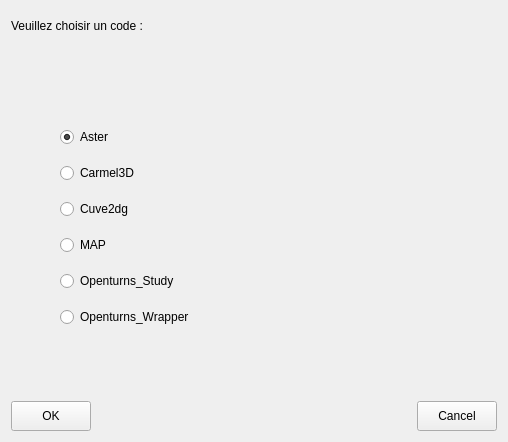
The window that UiQT4/desChoixCode.ui (SalomePlatform/eficas_tools) describes before a commit, drawn with Qt 5.
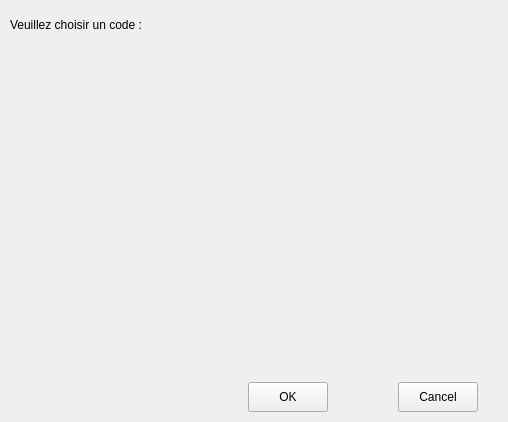
The same window after the commit.

Patch:
```diff
--- a/UiQT4/desChoixCode.ui
+++ b/UiQT4/desChoixCode.ui
@@ -7,196 +7,36 @@
     <x>0</x>
     <y>0</y>
     <width>508</width>
-    <height>442</height>
+    <height>422</height>
    </rect>
   </property>
   <property name="windowTitle">
    <string>Choix du code</string>
   </property>
-  <layout class="QGridLayout" name="gridLayout_2">
-   <item row="0" column="0" colspan="2">
-    <layout class="QHBoxLayout" name="horizontalLayout">
-     <item>
-      <widget class="QLabel" name="label_choix">
-       <property name="minimumSize">
-        <size>
-         <width>0</width>
-         <height>30</height>
-        </size>
-       </property>
-       <property name="text">
-        <string>Veuillez choisir un code :</string>
-       </property>
-      </widget>
-     </item>
-     <item>
-      <spacer name="horizontalSpacer">
-       <property name="orientation">
-        <enum>Qt::Horizontal</enum>
-       </property>
-       <property name="sizeHint" stdset="0">
-        <size>
-         <width>40</width>
-         <height>20</height>
-        </size>
-       </property>
-      </spacer>
-     </item>
-    </layout>
-   </item>
-   <item row="1" column="0">
-    <spacer name="verticalSpacer_2">
-     <property name="orientation">
-      <enum>Qt::Vertical</enum>
-     </property>
-     <property name="sizeType">
-      <enum>QSizePolicy::Preferred</enum>
-     </property>
-     <property name="sizeHint" stdset="0">
-      <size>
-       <width>20</width>
-       <height>70</height>
-      </size>
-     </property>
-    </spacer>
-   </item>
-   <item row="2" column="0" colspan="2">
+  <widget class="QWidget" name="layoutWidget">
+   <property name="geometry">
+    <rect>
+     <x>0</x>
+     <y>380</y>
+     <width>478</width>
+     <height>34</height>
+    </rect>
+   </property>
     <layout class="QGridLayout" name="gridLayout">
      <item row="0" column="0">
       <spacer name="horizontalSpacer_3">
        <property name="orientation">
         <enum>Qt::Horizontal</enum>
        </property>
-       <property name="sizeType">
-        <enum>QSizePolicy::Preferred</enum>
-       </property>
        <property name="sizeHint" stdset="0">
         <size>
-         <width>40</width>
+        <width>248</width>
          <height>20</height>
         </size>
        </property>
       </spacer>
      </item>
      <item row="0" column="1">
-      <widget class="QWidget" name="widget" native="true">
-       <layout class="QVBoxLayout" name="verticalLayout">
-        <item>
-         <widget class="QRadioButton" name="rB_Aster">
-          <property name="minimumSize">
-           <size>
-            <width>0</width>
-            <height>30</height>
-           </size>
-          </property>
-          <property name="text">
-           <string>Aster</string>
-          </property>
-          <property name="checked">
-           <bool>true</bool>
-          </property>
-         </widget>
-        </item>
-        <item>
-         <widget class="QRadioButton" name="rB_Carmel3D">
-          <property name="minimumSize">
-           <size>
-            <width>0</width>
-            <height>30</height>
-           </size>
-          </property>
-          <property name="text">
-           <string>Carmel3D</string>
-          </property>
-         </widget>
-        </item>
-        <item>
-         <widget class="QRadioButton" name="rB_Cuve2dg">
-          <property name="minimumSize">
-           <size>
-            <width>0</width>
-            <height>30</height>
-           </size>
-          </property>
-          <property name="text">
-           <string>Cuve2dg</string>
-          </property>
-         </widget>
-        </item>
-        <item>
-         <widget class="QRadioButton" name="rB_MAP">
-          <property name="minimumSize">
-           <size>
-            <width>0</width>
-            <height>30</height>
-           </size>
-          </property>
-          <property name="text">
-           <string>MAP</string>
-          </property>
-         </widget>
-        </item>
-        <item>
-         <widget class="QRadioButton" name="rB_Openturns_Study">
-          <property name="minimumSize">
-           <size>
-            <width>0</width>
-            <height>30</height>
-           </size>
-          </property>
-          <property name="text">
-           <string>Openturns_Study</string>
-          </property>
-         </widget>
-        </item>
-        <item>
-         <widget class="QRadioButton" name="rB_Openturns_Wrapper">
-          <property name="minimumSize">
-           <size>
-            <width>0</width>
-            <height>30</height>
-           </size>
-          </property>
-          <property name="text">
-           <string>Openturns_Wrapper</string>
-          </property>
-         </widget>
-        </item>
-       </layout>
-      </widget>
-     </item>
-     <item row="0" column="2">
-      <spacer name="horizontalSpacer_4">
-       <property name="orientation">
-        <enum>Qt::Horizontal</enum>
-       </property>
-       <property name="sizeHint" stdset="0">
-        <size>
-         <width>40</width>
-         <height>20</height>
-        </size>
-       </property>
-      </spacer>
-     </item>
-    </layout>
-   </item>
-   <item row="3" column="1">
-    <spacer name="verticalSpacer_3">
-     <property name="orientation">
-      <enum>Qt::Vertical</enum>
-     </property>
-     <property name="sizeType">
-      <enum>QSizePolicy::Preferred</enum>
-     </property>
-     <property name="sizeHint" stdset="0">
-      <size>
-       <width>20</width>
-       <height>58</height>
-      </size>
-     </property>
-    </spacer>
-   </item>
-   <item row="4" column="0" colspan="2">
     <layout class="QHBoxLayout" name="horizontalLayout_2">
      <item>
       <widget class="QPushButton" name="pB_OK">
@@ -240,6 +80,26 @@
     </layout>
    </item>
   </layout>
+  </widget>
+  <widget class="QLabel" name="label_choix">
+   <property name="geometry">
+    <rect>
+     <x>10</x>
+     <y>10</y>
+     <width>171</width>
+     <height>30</height>
+    </rect>
+   </property>
+   <property name="minimumSize">
+    <size>
+     <width>0</width>
+     <height>30</height>
+    </size>
+   </property>
+   <property name="text">
+    <string>Veuillez choisir un code :</string>
+   </property>
+  </widget>
  </widget>
  <resources/>
  <connections/>
```
Lines whose indentation alone changed are shown as unchanged.
